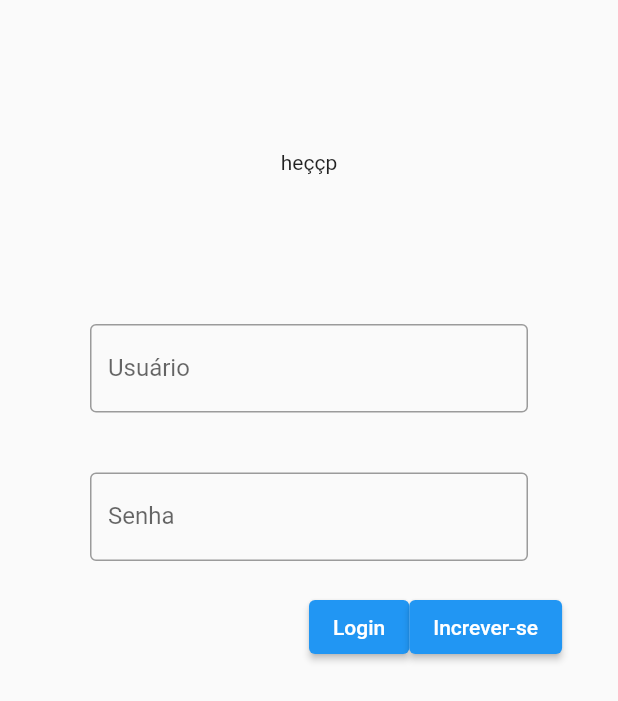
After one commit to arthurbttf/teste_flutter, a Flutter app: the LoginPage screen opened by its route, on a phone screen of 412 x 824 dp. The commit adds this screen. Shown: the top 701 px of the screen. Run offline on Flutter 3.47's test engine with Material 2 defaults, Android fonts, the phone set to English and light mode, and no system bars; our stand-ins replace dio, flutter_mobx, flutter_modular, mobx; missing offline and left inert: dart:js; generated files the repository leaves out were written again.

Commit message:
Adicionar tela de login

```diff
--- a/lib/app/app_modules.dart
+++ b/lib/app/app_modules.dart
@@ -1,6 +1,7 @@
 import 'dart:js';
 
 import 'package:dio/dio.dart';
+import 'package:exemplo/app/modules/home/login_page.dart';
 import 'package:exemplo/app/modules/home/page_controller.dart';
 import 'package:exemplo/app/modules/home/post_page.dart';
 import 'package:exemplo/app/modules/home/repositories/repository.dart';
@@ -18,6 +19,7 @@ class AppModule extends Module {
   @override
   final List<ModularRoute> routes = [
     ChildRoute('/', child: (context, args) => TodoListPage()),
-    ChildRoute('/posts', child: (context, args) => PostPage())
+    ChildRoute('/posts', child: (context, args) => PostPage()),
+    ChildRoute('/login', child: (context, args) => LoginPage()),
   ];
 }
--- /dev/null
+++ b/lib/app/modules/home/login_page.dart
@@ -0,0 +1,83 @@
+import 'package:exemplo/app/modules/home/page_controller.dart';
+import 'package:flutter/material.dart';
+import 'package:flutter/src/foundation/key.dart';
+import 'package:flutter/src/widgets/framework.dart';
+import 'package:flutter_modular/flutter_modular.dart';
+
+class LoginPage extends StatefulWidget {
+  const LoginPage({Key? key}) : super(key: key);
+
+  @override
+  State<LoginPage> createState() => _LoginPageState();
+}
+
+class _LoginPageState extends State<LoginPage> {
+  HomeController controller = Modular.get();
+  List<String> res = [];
+  String usuario = '';
+  String senha = '';
+
+  @override
+  Widget build(BuildContext context) {
+    return Scaffold(
+      //backgroundColor: Colors.black,
+      body: Column(
+        //mainAxisAlignment: MainAxisAlignment.center,
+        children: [
+          const Padding(
+            padding: EdgeInsets.only(top: 100),
+            child: Text('heççp'),
+          ),
+          Padding(
+            padding: const EdgeInsets.only(
+                top: 100, left: 60, right: 60, bottom: 20),
+            child: TextField(
+              //style: TextStyle(color: Colors.white),
+              obscureText: false,
+              onChanged: (text) {
+                usuario = text;
+              },
+              decoration: const InputDecoration(
+                border: OutlineInputBorder(),
+                labelText: 'Usuário',
+              ),
+            ),
+          ),
+          Padding(
+            padding:
+                const EdgeInsets.only(top: 20, left: 60, right: 60, bottom: 20),
+            child: TextField(
+              obscureText: true,
+              onChanged: (text) {
+                senha = text;
+              },
+              decoration: const InputDecoration(
+                border: OutlineInputBorder(),
+                labelText: 'Senha',
+                //suffixIcon: IconButton(icon: Icon(Icons.remove_red_eye),onPressed: setState(() => showPasswd = !showpassW),),
+              ),
+            ),
+          ),
+          Row(
+            children: [
+              SizedBox(width: (MediaQuery.of(context).size.width / 2)),
+              ElevatedButton(
+                onPressed: () {
+                  res.add(usuario);
+                  res.add(senha);
+                  //print(res);
+                },
+                child: Text('Login'),
+              ),
+              //SizedBox(width: 30),
+              ElevatedButton(
+                onPressed: () {},
+                child: Text('Increver-se'),
+              ),
+            ],
+          )
+        ],
+      ),
+    );
+  }
+}
--- a/lib/app/modules/home/page_controller.dart
+++ b/lib/app/modules/home/page_controller.dart
@@ -1,4 +1,3 @@
-// ignore_for_file: public_member_api_docs, sort_constructors_first
 import 'package:exemplo/app/modules/home/repositories/repository.dart';
 import 'package:exemplo/app/models/post_model.dart';
 import 'package:mobx/mobx.dart';
@@ -13,9 +12,12 @@ abstract class _HomeControllerBase with Store {
 
   @observable
   List<PostModel> posts = [];
+  String teste = 'test';
 
   @action
   Future listarPosts() async {
     posts = await _pageRepository.getPosts();
   }
 }
+
+//singleton
--- a/lib/app/modules/home/post_page.dart
+++ b/lib/app/modules/home/post_page.dart
@@ -25,7 +25,7 @@ class _PostPageState extends State<PostPage> {
       body: Observer(
         builder: (_) {
           return ListView(
-            children: PostWidget(post: e),
+            //children: PostWidget(),
           );
         },
       ),
--- a/pubspec.yaml
+++ b/pubspec.yaml
@@ -33,10 +33,10 @@ dependencies:
   flutter_modular: ^5.0.3
   flutter_mobx: ^2.0.6+1
   build_runner: ^2.2.0
-
   # The following adds the Cupertino Icons font to your application.
   # Use with the CupertinoIcons class for iOS style icons.
   cupertino_icons: ^1.0.2
+  shared_preferences: ^2.0.15
 
 dev_dependencies:
   flutter_test:
```
Also changed, not shown: pubspec.lock, 1 other file.
